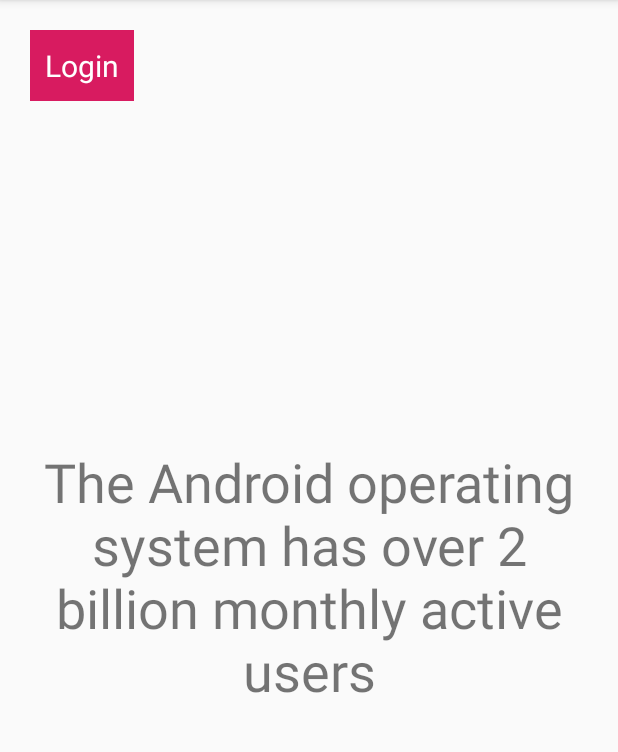
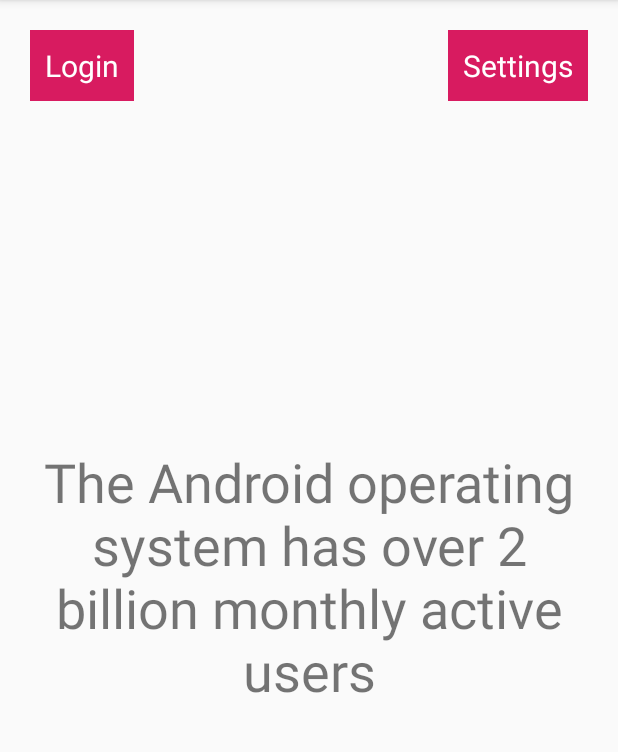
Before and after one commit to elliott-troop/Android-Firebase-Login, an Android app: the screen it shows after launch (MainActivity), on a phone screen of 412 x 824 dp, the part 84-836 px from its top. Run offline under Robolectric (Android 15) with nearby library versions, the phone set to English and light mode, and no system bars; our stand-ins replace Firebase (no records; nobody signed in at launch, a user with empty details on screens opened directly), data binding; libraries missing offline, so code that uses them is left out: com.firebase.ui.

Commit message:
Added settings button to MainFragment, navigation from MainFragment to SettingsFragment, updated LoginViewModel's getFactToDisplay

```diff
--- a/app/src/main/java/com/example/android/firebaseui_login_sample/LoginViewModel.kt
+++ b/app/src/main/java/com/example/android/firebaseui_login_sample/LoginViewModel.kt
@@ -64,8 +64,11 @@ class LoginViewModel : ViewModel() {
         val sharedPreferences = PreferenceManager.getDefaultSharedPreferences(context)
         val factTypePreferenceKey = context.getString(R.string.preference_fact_type_key)
         val defaultFactType = context.resources.getStringArray(R.array.fact_type)[0]
-        val funFactType = sharedPreferences.getString(factTypePreferenceKey, defaultFactType)
 
-        return androidFacts[Random.nextInt(0, androidFacts.size)]
+        return when(sharedPreferences.getString(factTypePreferenceKey, defaultFactType)) {
+            "California" -> californiaFacts[Random.nextInt(0, californiaFacts.size)]
+            "Android" -> androidFacts[Random.nextInt(0, androidFacts.size)]
+            else -> "Error"
+        }
     }
 }
--- a/app/src/main/java/com/example/android/firebaseui_login_sample/MainFragment.kt
+++ b/app/src/main/java/com/example/android/firebaseui_login_sample/MainFragment.kt
@@ -27,6 +27,7 @@ import android.view.ViewGroup
 import androidx.databinding.DataBindingUtil
 import androidx.fragment.app.viewModels
 import androidx.lifecycle.Observer
+import androidx.navigation.NavDirections
 import androidx.navigation.fragment.findNavController
 import com.example.android.firebaseui_login_sample.databinding.FragmentMainBinding
 import com.firebase.ui.auth.AuthUI
@@ -60,8 +61,9 @@ class MainFragment : Fragment() {
         super.onViewCreated(view, savedInstanceState)
         observeAuthenticationState()
 
-        binding.authButton.setOnClickListener {
-            launchSignInFlow()
+        binding.authButton.setOnClickListener { launchSignInFlow() }
+        binding.settingsButton.setOnClickListener {
+            findNavController().navigate(R.id.action_mainFragment_to_settingsFragment)
         }
     }
 
--- a/app/src/main/res/layout/fragment_main.xml
+++ b/app/src/main/res/layout/fragment_main.xml
@@ -37,6 +37,19 @@
                 tools:text="@string/login_button_text"/>
 
         <TextView
+            android:id="@+id/settings_button"
+            android:layout_width="wrap_content"
+            android:layout_height="wrap_content"
+            android:layout_margin="@dimen/text_margin"
+            android:background="@color/colorAccent"
+            android:padding="@dimen/text_padding"
+            android:textColor="@color/white"
+            android:textSize="@dimen/button_text_size"
+            app:layout_constraintTop_toTopOf="parent"
+            app:layout_constraintEnd_toEndOf="parent"
+            android:text="@string/settings_btn"/>
+
+        <TextView
                 android:id="@+id/welcome_text"
                 android:layout_width="wrap_content"
                 android:layout_height="wrap_content"
--- a/app/src/main/res/navigation/nav_graph.xml
+++ b/app/src/main/res/navigation/nav_graph.xml
@@ -25,6 +25,9 @@
             android:id="@+id/mainFragment"
             android:name="com.example.android.firebaseui_login_sample.MainFragment"
             android:label="MainFragment">
+        <action
+            android:id="@+id/action_mainFragment_to_settingsFragment"
+            app:destination="@id/settingsFragment"/>
     </fragment>
     <fragment
             android:id="@+id/settingsFragment"
```
